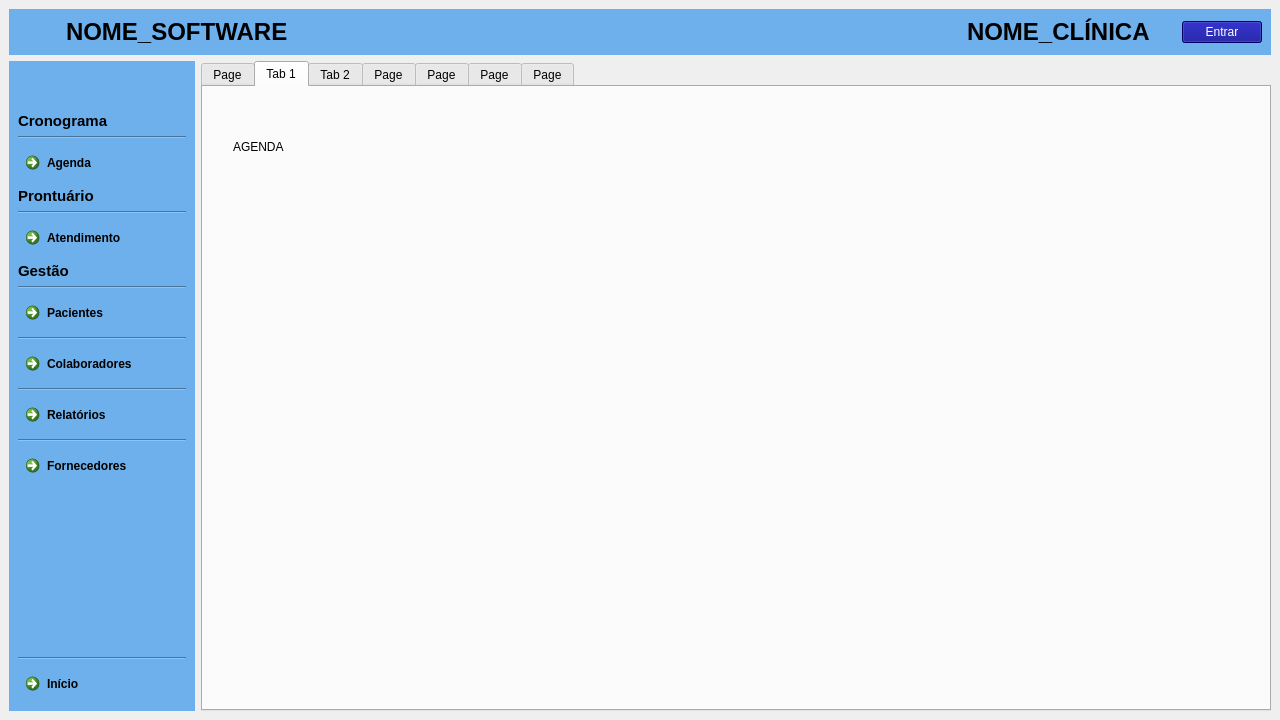
juander/Projeto_CPP, file clinica_cpp/mainwindow.ui: the form before one commit.
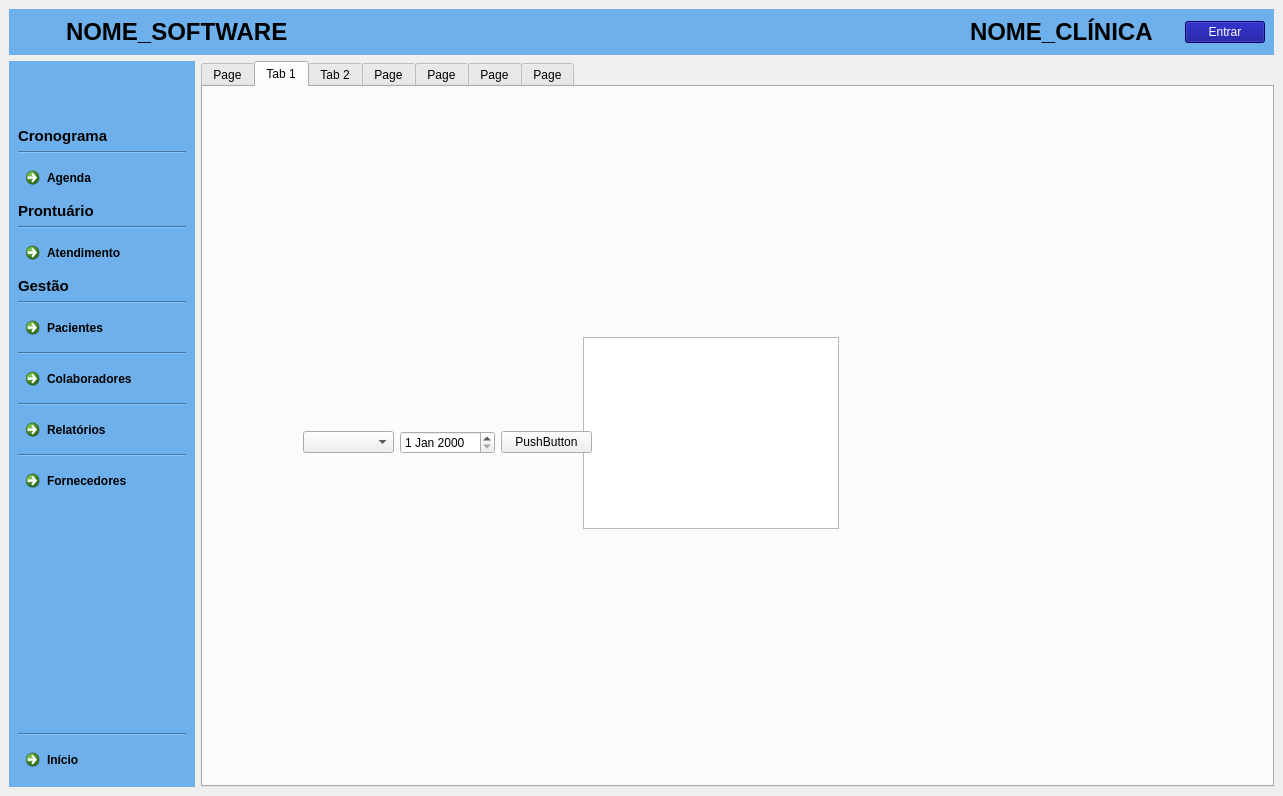
The form after the commit. The open tabs and pages were chosen to show the change. Icons and pictures are not drawn.

What changed in the file:
```diff
--- a/clinica_cpp/mainwindow.ui
+++ b/clinica_cpp/mainwindow.ui
@@ -9,8 +9,8 @@
    <rect>
     <x>0</x>
     <y>0</y>
-    <width>1280</width>
-    <height>720</height>
+    <width>1283</width>
+    <height>796</height>
    </rect>
   </property>
   <property name="minimumSize">
@@ -265,13 +265,6 @@
            </property>
           </widget>
          </item>
-         <item>
-          <widget class="QLabel" name="txtUsuario">
-           <property name="text">
-            <string/>
-           </property>
-          </widget>
-         </item>
          <item>
           <widget class="QLabel" name="iconPerfil">
            <property name="text">
@@ -279,6 +272,13 @@
            </property>
           </widget>
          </item>
+         <item>
+          <widget class="QLabel" name="txtUsuario">
+           <property name="text">
+            <string/>
+           </property>
+          </widget>
+         </item>
          <item>
           <widget class="QPushButton" name="btnEntrar">
            <property name="styleSheet">
@@ -2592,21 +2592,40 @@
            <attribute name="title">
             <string>Tab 1</string>
            </attribute>
-           <widget class="QLabel" name="label_6">
+           <widget class="QTableView" name="tableView">
             <property name="geometry">
              <rect>
-              <x>30</x>
-              <y>50</y>
-              <width>63</width>
-              <height>20</height>
+              <x>380</x>
+              <y>250</y>
+              <width>256</width>
+              <height>192</height>
              </rect>
             </property>
-            <property name="styleSheet">
-             <string notr="true">color: rgb(0, 0, 0);</string>
+           </widget>
+           <widget class="QWidget" name="">
+            <property name="geometry">
+             <rect>
+              <x>100</x>
+              <y>340</y>
+              <width>289</width>
+              <height>31</height>
+             </rect>
             </property>
-            <property name="text">
-             <string>AGENDA</string>
-            </property>
+            <layout class="QHBoxLayout" name="horizontalLayout_8">
+             <item>
+              <widget class="QComboBox" name="comboBox"/>
+             </item>
+             <item>
+              <widget class="QDateEdit" name="dateEdit"/>
+             </item>
+             <item>
+              <widget class="QPushButton" name="pushButton">
+               <property name="text">
+                <string>PushButton</string>
+               </property>
+              </widget>
+             </item>
+            </layout>
            </widget>
           </widget>
           <widget class="QWidget" name="Atendimento">
```
Left out of the diff: 7 changed lines with no effect on the pictures.
